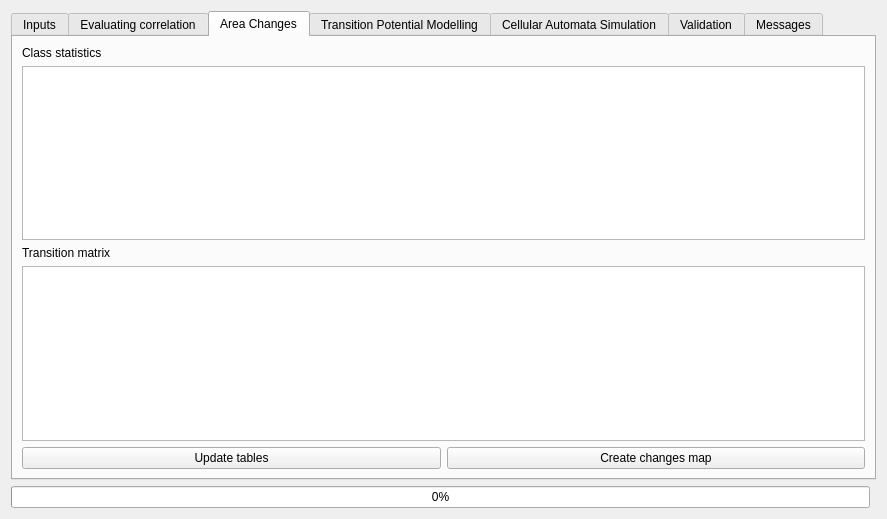
Before: the Qt Designer form ui/moluscedialogbase.ui in nextgis/qgis_molusce, drawn with Qt 5.
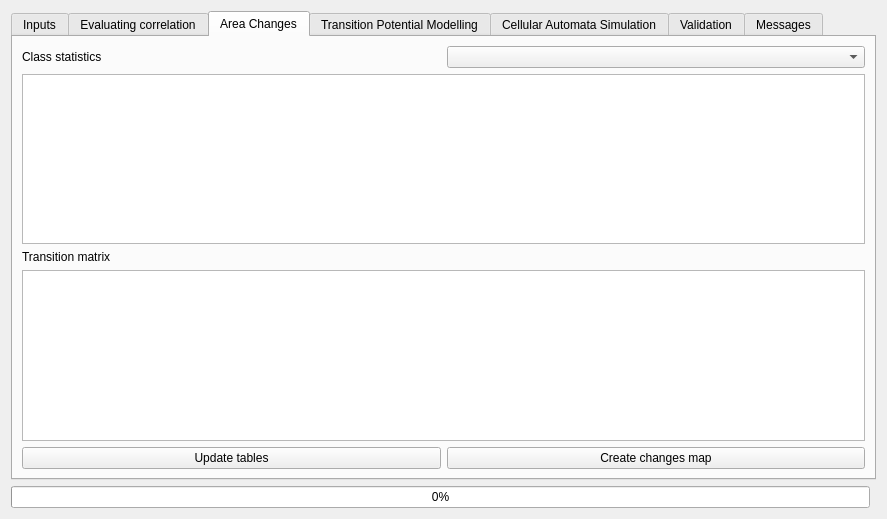
After: the same form once the commit is applied. The open tabs and pages were chosen to show the change. Custom widgets are drawn as their Qt base class.

What changed in the file:
```diff
--- a/ui/moluscedialogbase.ui
+++ b/ui/moluscedialogbase.ui
@@ -20,7 +20,7 @@
       <bool>true</bool>
      </property>
      <property name="currentIndex">
-      <number>5</number>
+      <number>2</number>
      </property>
      <widget class="QWidget" name="tabInputs">
       <attribute name="title">
@@ -215,33 +215,36 @@
          </property>
         </widget>
        </item>
-       <item row="2" column="0">
+       <item row="3" column="0">
         <widget class="QLabel" name="label_3">
          <property name="text">
           <string>Transition matrix</string>
          </property>
         </widget>
        </item>
-       <item row="4" column="0">
+       <item row="5" column="0">
         <widget class="QPushButton" name="btnUpdateStatistics">
          <property name="text">
           <string>Update tables</string>
          </property>
         </widget>
        </item>
-       <item row="4" column="1">
+       <item row="5" column="1">
         <widget class="QPushButton" name="btnCreateChangeMap">
          <property name="text">
           <string>Create changes map</string>
          </property>
         </widget>
        </item>
-       <item row="1" column="0" colspan="2">
+       <item row="2" column="0" colspan="2">
         <widget class="MolusceTableWidget" name="tblStatistics"/>
        </item>
-       <item row="3" column="0" colspan="2">
+       <item row="4" column="0" colspan="2">
         <widget class="MolusceTableWidget" name="tblTransMatrix"/>
        </item>
+       <item row="0" column="1">
+        <widget class="QComboBox" name="cmbUnits"/>
+       </item>
       </layout>
      </widget>
      <widget class="QWidget" name="tabModel">
@@ -508,7 +511,7 @@
         <layout class="QVBoxLayout" name="layoutValPlot"/>
        </item>
        <item row="0" column="0" colspan="2">
-        <layout class="QGridLayout" name="gridLayout_9" rowstretch="0,0,0,0,0,0,0" columnstretch="0,2,0,1,0,0">
+        <layout class="QGridLayout" name="gridLayout_9" rowstretch="0,0,0,0,0,0" columnstretch="0,2,0,1,0,0">
          <item row="1" column="3">
           <spacer name="horizontalSpacer_2">
            <property name="orientation">
```
